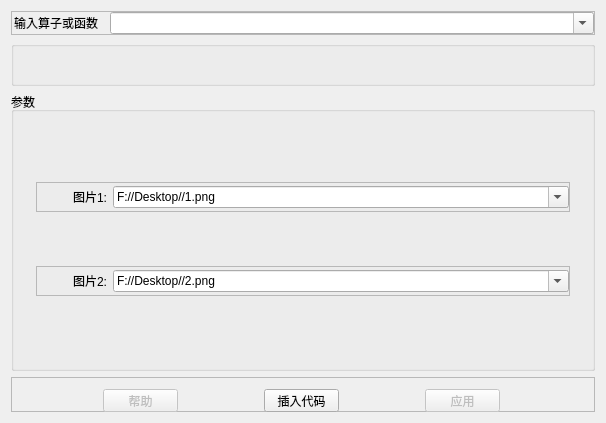
Old version of the form dom/operator_window.ui in the repository codebiao/dom.
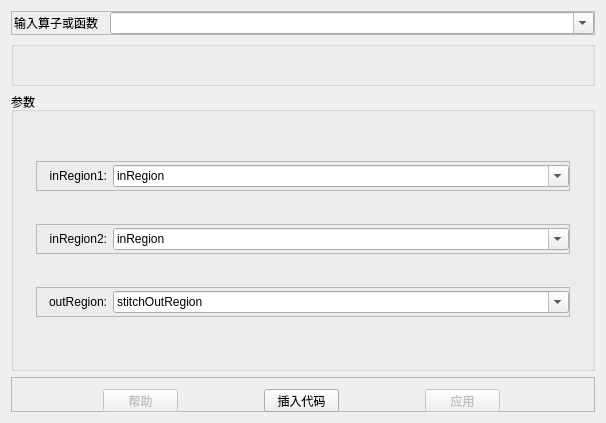
New version of the form. The open tabs and pages were chosen to show the change. Icons and pictures are not drawn.

Patch:
```diff
--- a/dom/operator_window.ui
+++ b/dom/operator_window.ui
@@ -354,7 +354,7 @@
                 </size>
                </property>
                <property name="text">
-                <string>图片1:</string>
+                <string>inRegion1:</string>
                </property>
                <property name="alignment">
                 <set>Qt::AlignRight|Qt::AlignTrailing|Qt::AlignVCenter</set>
@@ -368,7 +368,7 @@
                </property>
                <item>
                 <property name="text">
-                 <string>F://Desktop//1.png</string>
+                 <string>inRegion</string>
                 </property>
                </item>
               </widget>
@@ -418,7 +418,7 @@
                 </size>
                </property>
                <property name="text">
-                <string>图片2:</string>
+                <string>inRegion2:</string>
                </property>
                <property name="alignment">
                 <set>Qt::AlignRight|Qt::AlignTrailing|Qt::AlignVCenter</set>
@@ -432,7 +432,71 @@
                </property>
                <item>
                 <property name="text">
-                 <string>F://Desktop//2.png</string>
+                 <string>inRegion</string>
+                </property>
+               </item>
+              </widget>
+             </item>
+            </layout>
+           </widget>
+          </item>
+          <item>
+           <widget class="QFrame" name="frame_10">
+            <property name="maximumSize">
+             <size>
+              <width>16777215</width>
+              <height>30</height>
+             </size>
+            </property>
+            <property name="frameShape">
+             <enum>QFrame::StyledPanel</enum>
+            </property>
+            <property name="frameShadow">
+             <enum>QFrame::Raised</enum>
+            </property>
+            <layout class="QHBoxLayout" name="horizontalLayout_10">
+             <property name="leftMargin">
+              <number>0</number>
+             </property>
+             <property name="topMargin">
+              <number>0</number>
+             </property>
+             <property name="rightMargin">
+              <number>0</number>
+             </property>
+             <property name="bottomMargin">
+              <number>0</number>
+             </property>
+             <item>
+              <widget class="QLabel" name="label_10">
+               <property name="minimumSize">
+                <size>
+                 <width>50</width>
+                 <height>0</height>
+                </size>
+               </property>
+               <property name="maximumSize">
+                <size>
+                 <width>70</width>
+                 <height>16777215</height>
+                </size>
+               </property>
+               <property name="text">
+                <string>outRegion:</string>
+               </property>
+               <property name="alignment">
+                <set>Qt::AlignRight|Qt::AlignTrailing|Qt::AlignVCenter</set>
+               </property>
+              </widget>
+             </item>
+             <item>
+              <widget class="QComboBox" name="comboBox_9">
+               <property name="editable">
+                <bool>true</bool>
+               </property>
+               <item>
+                <property name="text">
+                 <string>stitchOutRegion</string>
                 </property>
                </item>
               </widget>
```
Left out of the diff: 2 changed lines with no effect on the pictures.
